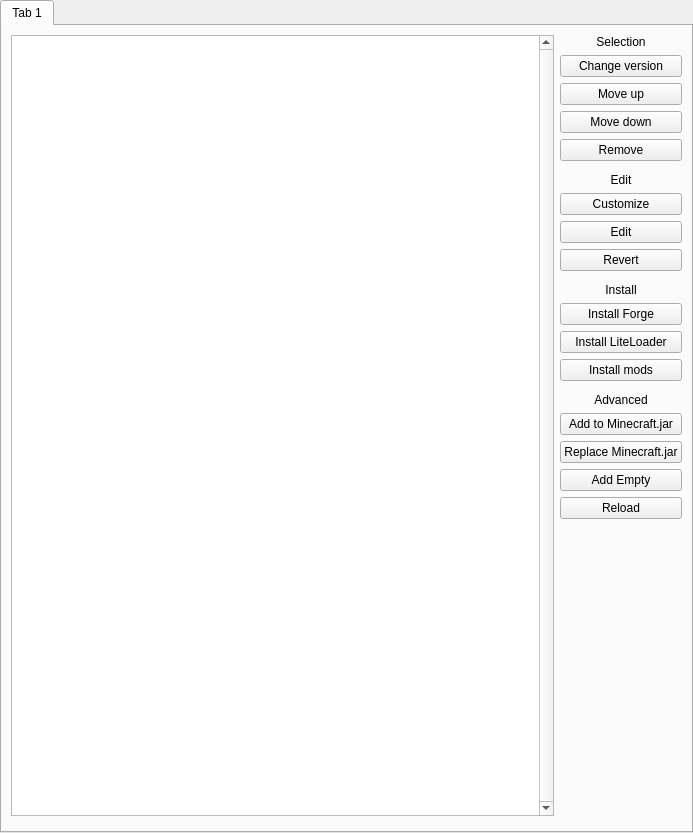
Before: the Qt Designer form application/pages/VersionPage.ui in FreesmTeam/FreesmLauncher, drawn with Qt 5.
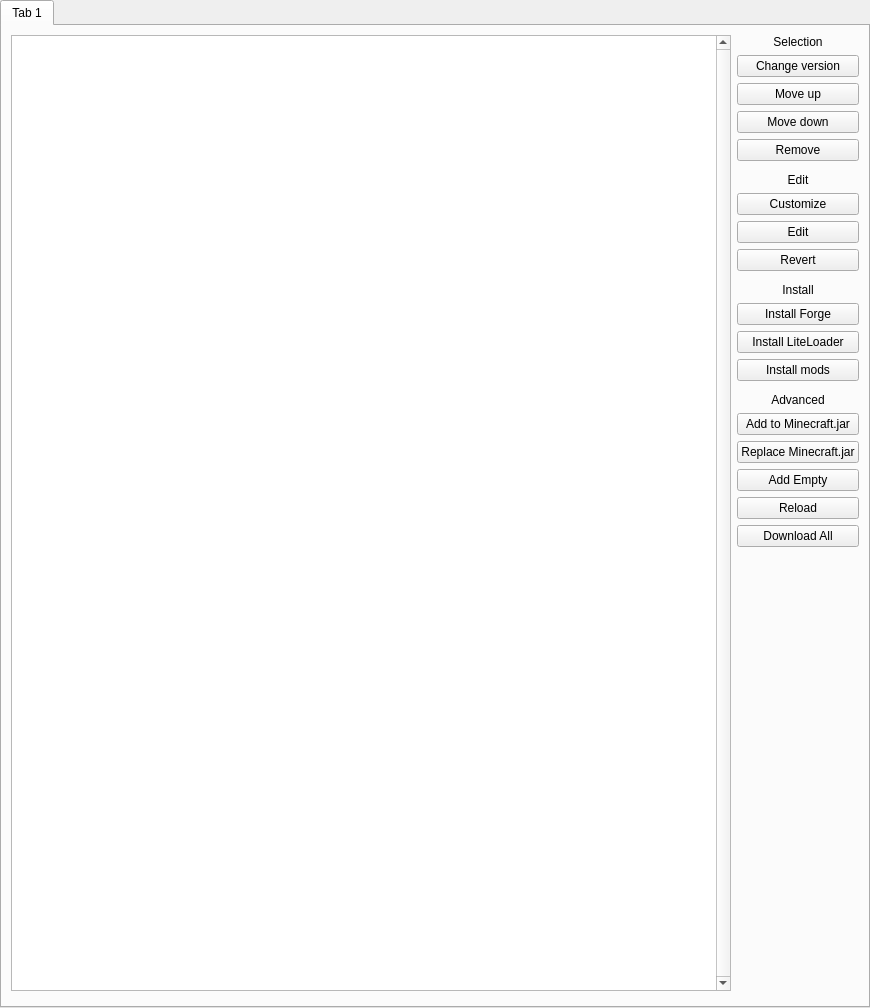
After: the same form once the commit is applied. Custom widgets are drawn as their Qt base class.

Commit message: GH-2087 remove the revert to vanilla functionality, add file download button to version page

The edit to the form file:
```diff
--- a/application/pages/VersionPage.ui
+++ b/application/pages/VersionPage.ui
@@ -6,8 +6,8 @@
    <rect>
     <x>0</x>
     <y>0</y>
-    <width>693</width>
-    <height>833</height>
+    <width>870</width>
+    <height>1008</height>
    </rect>
   </property>
   <layout class="QVBoxLayout" name="verticalLayout">
@@ -234,6 +234,16 @@
            </property>
           </widget>
          </item>
+         <item>
+          <widget class="QPushButton" name="downloadBtn">
+           <property name="toolTip">
+            <string>Download the files needed to launch the instance now.</string>
+           </property>
+           <property name="text">
+            <string>Download All</string>
+           </property>
+          </widget>
+         </item>
          <item>
           <spacer name="verticalSpacer_7">
            <property name="orientation">
```
Left out of the diff: 1 changed line with no effect on the pictures. The commit also changes 5 other files.
